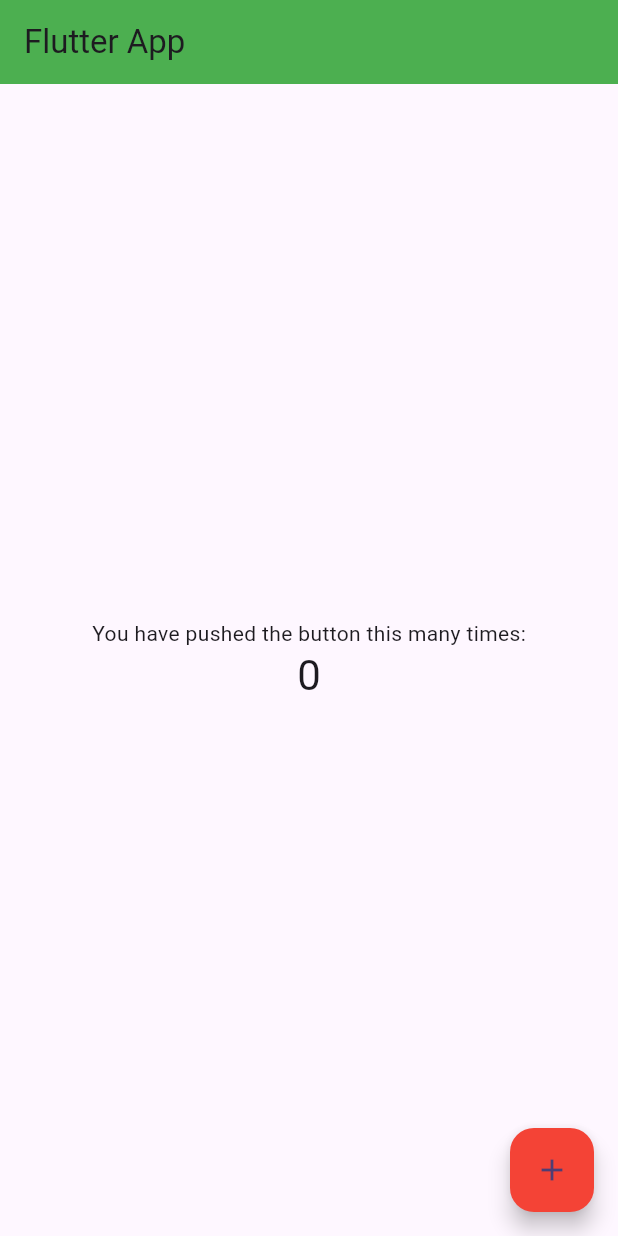
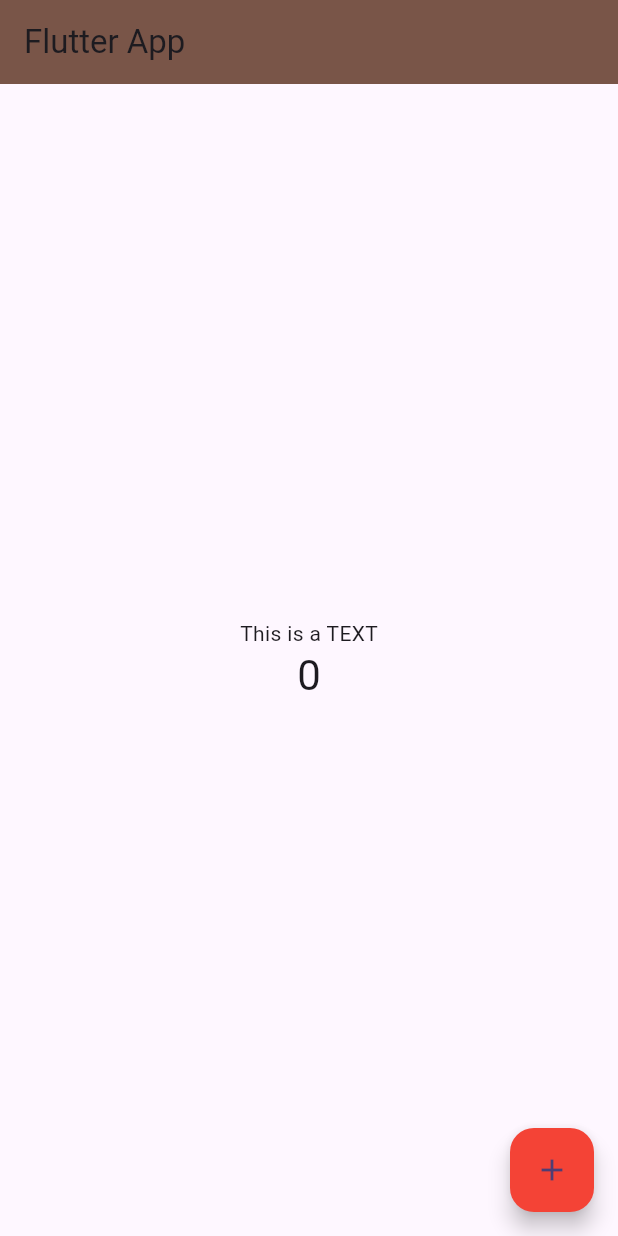
Before and after one commit to namjameseu/flutter-app-test, a Flutter app: the screen it shows after launch, on a phone screen of 412 x 824 dp. Run offline on Flutter 3.47's test engine with Material 3 defaults, Android fonts, the phone set to English and light mode, and no system bars.

Commit message:
change color and change text

```diff
--- a/lib/main.dart
+++ b/lib/main.dart
@@ -43,7 +43,7 @@ class _MyHomePageState extends State<MyHomePage> {
   Widget build(BuildContext context) {
     return Scaffold(
       appBar: AppBar(
-        backgroundColor: Colors.green,
+        backgroundColor: Colors.brown,
         title: Text('Flutter App'),
       ),
       body: Center(
@@ -51,7 +51,7 @@ class _MyHomePageState extends State<MyHomePage> {
           mainAxisAlignment: MainAxisAlignment.center,
           children: <Widget>[
             const Text(
-              'You have pushed the button this many times:',
+              'This is a TEXT',
             ),
             Text(
               '$_counter',
```
